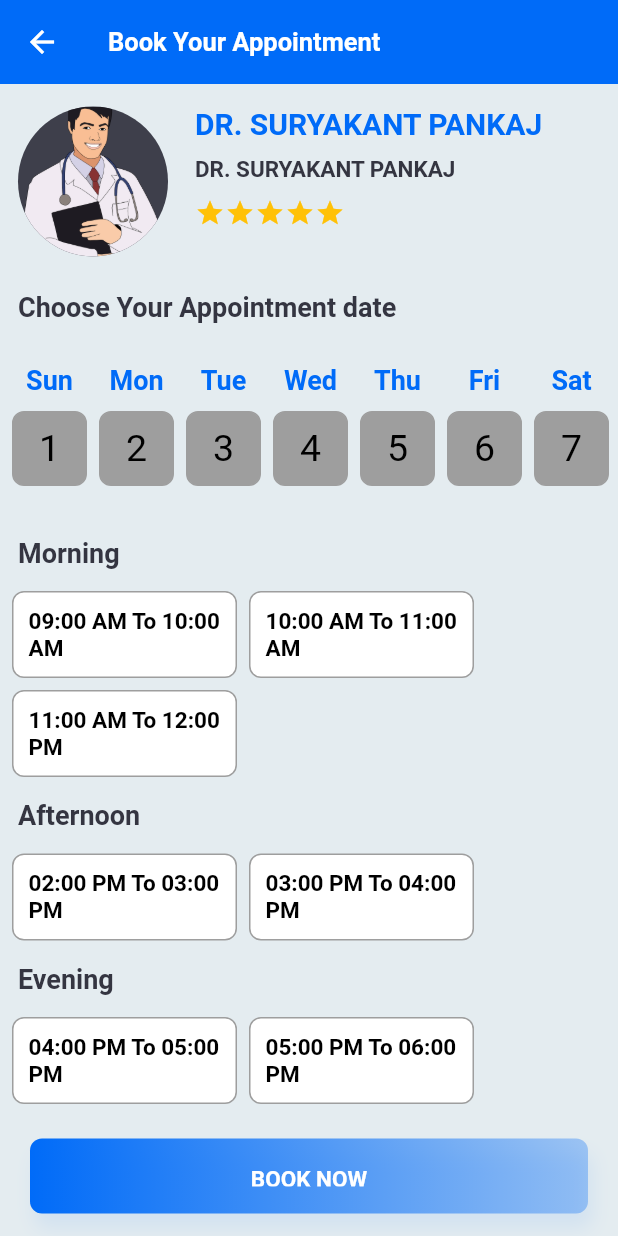
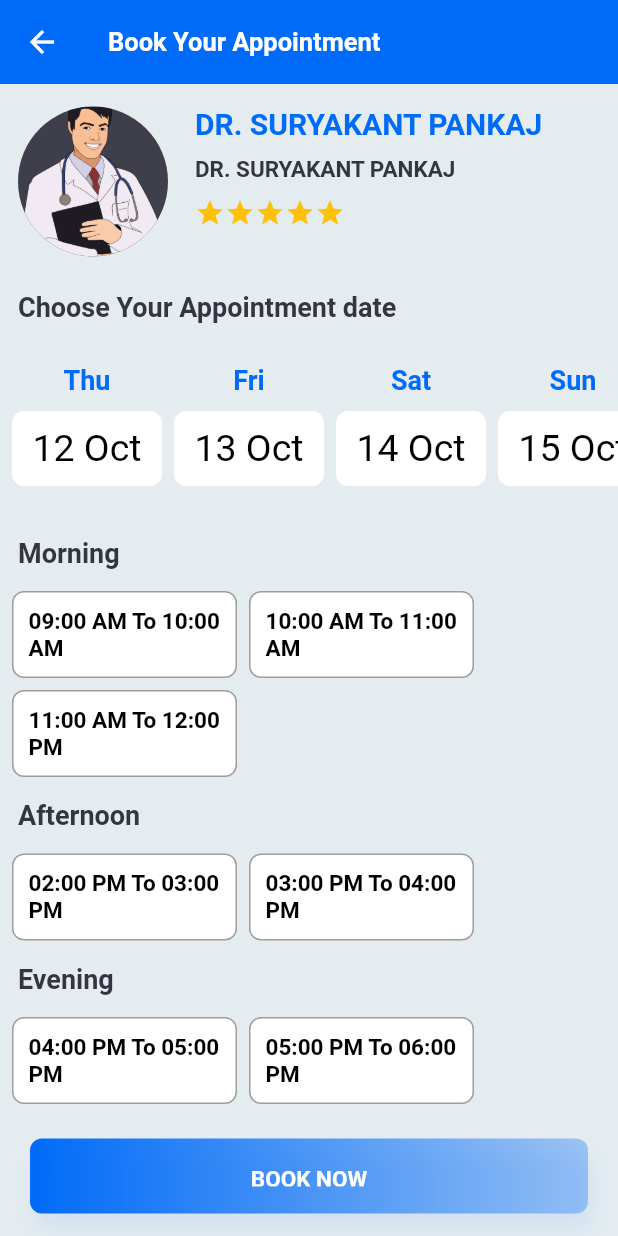
Before and after one commit to HitendraRathod10/Flutter-UI-Kit, a Flutter app: the SlotBooking screen opened directly, on a phone screen of 412 x 824 dp. Run offline on Flutter 3.47's test engine with Material 2 defaults, Android fonts, the phone set to English and light mode, and no system bars; drawn by our look-alikes of flutter_rating_bar; our stand-ins replace awesome_dialog, cached_network_image, carousel_slider, curved_navigation_bar, dots_indicator, flutter_html and 7 more; missing offline and left inert: flutter_statusbarcolor_ns; accounts and stored records are empty; generated files the repository leaves out were written again.

Commit message:
slot booking screen changes

```diff
--- a/lib/Modules/medical/homeScreen/slotBooking.dart
+++ b/lib/Modules/medical/homeScreen/slotBooking.dart
@@ -3,6 +3,7 @@ import 'package:flutter_rating_bar/flutter_rating_bar.dart';
 import 'package:flutter_ui_kit/Modules/medical/Utils/app_color.dart';
 import 'package:flutter_ui_kit/Modules/medical/Utils/app_image.dart';
 import 'package:fluttertoast/fluttertoast.dart';
+import 'package:intl/intl.dart';
 
 class SlotBooking extends StatefulWidget {
   const SlotBooking({super.key});
@@ -12,15 +13,9 @@ class SlotBooking extends StatefulWidget {
 }
 
 class _SlotBookingState extends State<SlotBooking> {
-List<String> weekday = [
-  "Mon",
-  "Tue",
-  "Wed",
-  "Thu",
-  "Fri",
-  "Sat",
-  "Sun"
-];
+  final currentDate = DateTime.now();
+  DateTime? date;
+  List<String> weekday = ["Mon", "Tue", "Wed", "Thu", "Fri", "Sat", "Sun"];
   List<String> morningSlot = [
     "09:00 AM To 10:00 AM",
     "10:00 AM To 11:00 AM",
@@ -29,7 +24,6 @@ List<String> morningSlot = [
   List<String> afternoonSlot = [
     "02:00 PM To 03:00 PM",
     "03:00 PM To 04:00 PM",
-
   ];
   List<String> eveningSlot = [
     "04:00 PM To 05:00 PM",
@@ -37,37 +31,52 @@ List<String> eveningSlot = [
     "06:00 PM To 07:00 PM",
     "07:00 PM To 08:00 PM",
   ];
-DateTime now = new DateTime.now();
+  List dates = [];
+  DateTime now = DateTime.now();
   late int selectedDay;
   String selectedSlot = "";
+  String? selectedDayForTiming;
+  String? selectedDayForWeekday;
+  final dayFormatter = DateFormat('dd');
+  final monthFormatter = DateFormat('MMM');
+  final weekDayFormatter = DateFormat('EEE');
+
+  methodForDate() {
+    // print("Total days ---> ${DateTime(now.year, now.month + 1, 0).day}");
+    // print("previous days --> ${now.day - 1}");
+    // print(
+    //     "output days --> ${DateTime(now.year, now.month + 1, 0).day - (now.day - 1)}");
+    for (var i = 0;
+        i < DateTime(now.year, now.month + 1, 0).day - (now.day - 1);
+        i++) {
+      date = currentDate.add(Duration(days: i));
+      setState(() {
+        dates.add(date);
+      });
+    }
+    // print("Dates length :: ${dates}");
+  }
+
   @override
   void initState() {
     // TODO: implement initState
     super.initState();
-
+    methodForDate();
     selectedDay = now.day;
-    // print("Total days ---> ${DateTime(now.year,now.month+1,0).day}");
-    // print("previous days --> ${now.day - 1}");
-    // print("output days --> ${DateTime(now.year,now.month+1,0).day - (now.day - 1)}");
-    // print("Day --> ${now.month}");
-    // print("Day --> ${now.year}");
-//     DateTime lastDayOfMonth = new DateTime(2023, 10, 1);
-//     print("Week Day --> ${lastDayOfMonth.weekday}");
-
+    // print("selectedDay $selectedDay");
   }
 
   @override
   Widget build(BuildContext context) {
     return Scaffold(
       backgroundColor: const Color(0xFFE4ECF0),
-      bottomNavigationBar: Container(
+      bottomNavigationBar: SizedBox(
         height: 80,
         // color: Colors.grey,
         child: GestureDetector(
-          onTap: (){
+          onTap: () {
             Fluttertoast.showToast(
-                msg:
-                "Your appointment has been booked successfully.",
+                msg: "Your appointment has been booked successfully.",
                 toastLength: Toast.LENGTH_SHORT,
                 gravity: ToastGravity.CENTER,
                 backgroundColor: Colors.green,
@@ -76,11 +85,10 @@ String selectedSlot = "";
             Navigator.of(context).pop();
           },
           child: Container(
-            margin: EdgeInsets.symmetric(
-                horizontal: 20, vertical: 15),
+            margin: const EdgeInsets.symmetric(horizontal: 20, vertical: 15),
             padding: const EdgeInsets.symmetric(vertical: 18.0),
             width: MediaQuery.of(context).size.width,
-            child: Center(
+            child: const Center(
                 child: Text(
               "BOOK NOW",
               style: TextStyle(
@@ -96,19 +104,21 @@ String selectedSlot = "";
                 ]),
                 boxShadow: [
                   BoxShadow(
-                      color:
-                      AppColor.primary_color.withAlpha(20),
+                      color: AppColor.primary_color.withAlpha(20),
                       blurRadius: 10,
-                      offset: Offset(3, 10))
+                      offset: const Offset(3, 10))
                 ]),
           ),
         ),
       ),
       appBar: AppBar(
-        title: Text("Book Your Appointment",style: TextStyle(color: Colors.white),),
+        title: const Text(
+          "Book Your Appointment",
+          style: TextStyle(color: Colors.white),
+        ),
         backgroundColor: AppColor.primary_color,
         elevation: 0,
-        iconTheme: IconThemeData(
+        iconTheme: const IconThemeData(
           color: Colors.white, //change your color here
         ),
       ),
@@ -120,11 +130,11 @@ String selectedSlot = "";
               mainAxisAlignment: MainAxisAlignment.start,
               crossAxisAlignment: CrossAxisAlignment.start,
               children: [
-                CircleAvatar(
+                const CircleAvatar(
                   backgroundImage: AssetImage(AppImage.medical_doctor),
                   radius: 50,
                 ),
-                SizedBox(
+                const SizedBox(
                   width: 10,
                 ),
                 Expanded(
@@ -143,12 +153,12 @@ String selectedSlot = "";
                       const SizedBox(
                         height: 10,
                       ),
-                      Text(
+                      const Text(
                         "DR. SURYAKANT PANKAJ",
-                        style:
-                            TextStyle(fontSize: 15, fontWeight: FontWeight.w700),
+                        style: TextStyle(
+                            fontSize: 15, fontWeight: FontWeight.w700),
                       ),
-                      SizedBox(
+                      const SizedBox(
                         height: 10,
                       ),
                       RatingBar.builder(
@@ -158,7 +168,7 @@ String selectedSlot = "";
                         minRating: 1,
                         direction: Axis.horizontal,
                         itemCount: 5,
-                        itemBuilder: (context, _) => Icon(
+                        itemBuilder: (context, _) => const Icon(
                           Icons.star,
                           color: Colors.amber,
                         ),
@@ -166,49 +176,81 @@ String selectedSlot = "";
                           print(rating);
                         },
                       ),
-
                     ],
                   ),
                 ))
               ],
             ),
           ),
-          Padding(
-            padding: const EdgeInsets.symmetric(horizontal: 12.0,vertical: 8),
-            child: Text("Choose Your Appointment date",style: TextStyle(fontSize: 18,fontWeight: FontWeight.w600),),
+          const Padding(
+            padding: EdgeInsets.symmetric(horizontal: 12.0, vertical: 8),
+            child: Text(
+              "Choose Your Appointment date",
+              style: TextStyle(fontSize: 18, fontWeight: FontWeight.w600),
             ),
-          SizedBox(height: 20,),
+          ),
+          const SizedBox(
+            height: 20,
+          ),
           SizedBox(
             height: 100,
-            child:   ListView.builder(itemCount: DateTime(now.year,now.month+1,0).day,scrollDirection: Axis.horizontal,itemBuilder: (context,index){
+            child: ListView.builder(
+                itemCount: dates.length,
+                scrollDirection: Axis.horizontal,
+                itemBuilder: (context, index) {
                   return GestureDetector(
-                onTap: (){
-
-                  if(index+1 < now.day){
-
-                  }else{
+                    onTap: () {
                       setState(() {
-                      selectedDay = index+1;
+                        selectedDay = index + 1;
                       });
-                  }
-
+                      selectedDayForTiming =
+                          weekDayFormatter.format(dates[index]);
+                      selectedDayForWeekday = dayFormatter.format(dates[index]);
+                      print("selectedDayForTiming $selectedDayForWeekday");
                     },
                     child: Container(
-                  margin: EdgeInsets.only(left: 8,right:DateTime(now.year,now.month+1,0).day-1 == index ?8:0 ),
+                      margin: EdgeInsets.only(
+                          left: 8, right: index == dates.length - 1 ? 8 : 0),
                       child: Column(
                         children: [
-                      Text(weekday[DateTime(now.year, now.month, index+1).weekday-1],style: TextStyle(fontSize: 18,fontWeight: FontWeight.bold,color: AppColor.primary_color),),
-                      SizedBox(height: 10,),
+                          Text(
+                            weekday[DateTime(
+                                        now.year,
+                                        now.month,
+                                        int.parse(
+                                            dayFormatter.format(dates[index])))
+                                    .weekday -
+                                1],
+                            style: const TextStyle(
+                                fontSize: 18,
+                                fontWeight: FontWeight.bold,
+                                color: AppColor.primary_color),
+                          ),
+                          const SizedBox(
+                            height: 10,
+                          ),
                           Container(
                             height: 50,
-                        width: 50,
-                        padding: EdgeInsets.all(8),
-                        decoration:BoxDecoration(
+                            width: 100,
+                            padding: const EdgeInsets.all(8),
+                            decoration: BoxDecoration(
                                 borderRadius: BorderRadius.circular(8),
-                            border: Border.all(color:selectedDay == index+1 ?AppColor.primary_color: Colors.grey),
-                            color: selectedDay == index+1 ? AppColor.primary_color :index+1 < now.day ? Colors.grey: Colors.white
-                        ),
-                        child: Center(child: Text((index+1).toString(),style: TextStyle(fontSize: 25,color: selectedDay == index+1 ? AppColor.white :index+1 < now.day ? Colors.black: AppColor.primary_color),)),
+                                border: Border.all(
+                                    color: selectedDay == index + 1
+                                        ? AppColor.primary_color
+                                        : AppColor.white),
+                                color: selectedDay == index + 1
+                                    ? AppColor.primary_color
+                                    : AppColor.white),
+                            child: Center(
+                                child: Text(
+                              "${dayFormatter.format(dates[index])} ${monthFormatter.format(dates[index])}",
+                              style: TextStyle(
+                                  fontSize: 25,
+                                  color: selectedDay == index + 1
+                                      ? AppColor.white
+                                      : AppColor.black),
+                            )),
                           )
                         ],
                       ),
@@ -216,9 +258,12 @@ String selectedSlot = "";
                   );
                 }),
           ),
-          Padding(
-            padding: const EdgeInsets.symmetric(horizontal: 12.0,vertical: 15),
-            child: Text("Morning",style: TextStyle(fontSize: 18,fontWeight: FontWeight.w600),),
+          const Padding(
+            padding: EdgeInsets.symmetric(horizontal: 12.0, vertical: 15),
+            child: Text(
+              "Morning",
+              style: TextStyle(fontSize: 18, fontWeight: FontWeight.w600),
+            ),
           ),
           Padding(
             padding: const EdgeInsets.symmetric(horizontal: 8.0),
@@ -226,57 +271,92 @@ String selectedSlot = "";
                 spacing: 8,
                 runSpacing: 8,
                 direction: Axis.horizontal,
-              children: List.generate(morningSlot.length, (index) => slot(text: morningSlot[index], onTap: ()=>setState(() {
+                children: List.generate(
+                    morningSlot.length,
+                    (index) => slot(
+                        text: morningSlot[index],
+                        onTap: () => setState(() {
                               selectedSlot = morningSlot[index];
-              })))
+                            })))),
+          ),
+          selectedDayForTiming == "Sunday"
+              ? const SizedBox()
+              : const Padding(
+                  padding: EdgeInsets.symmetric(horizontal: 12.0, vertical: 15),
+                  child: Text(
+                    "Afternoon",
+                    style: TextStyle(fontSize: 18, fontWeight: FontWeight.w600),
                   ),
                 ),
-         DateTime(now.year, now.month, selectedDay).weekday == 7 ? SizedBox() : const Padding(
-            padding: const EdgeInsets.symmetric(horizontal: 12.0,vertical: 15),
-            child: Text("Afternoon",style: TextStyle(fontSize: 18,fontWeight: FontWeight.w600),),
-          ),
-         DateTime(now.year, now.month, selectedDay).weekday == 7 ? SizedBox() : Padding(
+          selectedDayForTiming == "Sunday"
+              ? const SizedBox()
+              : Padding(
                   padding: const EdgeInsets.symmetric(horizontal: 8.0),
                   child: Wrap(
                       spacing: 8,
                       runSpacing: 8,
                       direction: Axis.horizontal,
-                children: List.generate(afternoonSlot.length, (index) => slot(text: afternoonSlot[index], onTap: ()=>setState(() {
+                      children: List.generate(
+                          afternoonSlot.length,
+                          (index) => slot(
+                              text: afternoonSlot[index],
+                              onTap: () => setState(() {
                                     selectedSlot = afternoonSlot[index];
-                })))
+                                  })))),
+                ),
+          selectedDayForTiming == "Sunday"
+              ? const SizedBox()
+              : const Padding(
+                  padding: EdgeInsets.symmetric(horizontal: 12.0, vertical: 15),
+                  child: Text(
+                    "Evening",
+                    style: TextStyle(fontSize: 18, fontWeight: FontWeight.w600),
                   ),
                 ),
-        DateTime(now.year, now.month, selectedDay).weekday == 7 ? SizedBox() :  const Padding(
-            padding:  EdgeInsets.symmetric(horizontal: 12.0,vertical: 15),
-            child: Text("Evening",style: TextStyle(fontSize: 18,fontWeight: FontWeight.w600),),
-          ),
-        DateTime(now.year, now.month, selectedDay).weekday == 7 ? SizedBox() :  Padding(
+          selectedDayForTiming == "Sunday"
+              ? const SizedBox()
+              : Padding(
                   padding: const EdgeInsets.symmetric(horizontal: 8.0),
                   child: Wrap(
                       spacing: 8,
                       runSpacing: 8,
                       direction: Axis.horizontal,
-                children: List.generate(eveningSlot.length, (index) => slot(text: eveningSlot[index], onTap: ()=>setState(() {
+                      children: List.generate(
+                          eveningSlot.length,
+                          (index) => slot(
+                              text: eveningSlot[index],
+                              onTap: () => setState(() {
                                     selectedSlot = eveningSlot[index];
-                })))
-            ),
+                                  })))),
                 )
         ],
       ),
     );
   }
-  Widget slot({required String text,required GestureTapCallback onTap}){
-    return       GestureDetector(
+
+  Widget slot({required String text, required GestureTapCallback onTap}) {
+    return GestureDetector(
       onTap: onTap,
       child: Container(
         width: 150,
-        padding: EdgeInsets.symmetric(horizontal: 10,vertical: 10),
-        decoration:BoxDecoration(
+        padding: const EdgeInsets.symmetric(horizontal: 10, vertical: 10),
+        decoration: BoxDecoration(
             borderRadius: BorderRadius.circular(8),
-            border: Border.all(color:selectedSlot == text ?AppColor.primary_color: Colors.grey),
-            color: selectedSlot == text ?AppColor.primary_color : Colors.white
+            border: Border.all(
+                color: selectedSlot == text
+                    ? AppColor.primary_color
+                    : Colors.grey),
+            color:
+                selectedSlot == text ? AppColor.primary_color : Colors.white),
+        child: Center(
+          child: Text(
+            text,
+            style: TextStyle(
+                fontSize: 15,
+                fontWeight: FontWeight.w700,
+                color: selectedSlot == text ? Colors.white : Colors.black),
           ),
-        child: Center(child: Text(text,style: TextStyle(fontSize: 15,fontWeight: FontWeight.w700,color:selectedSlot == text ?Colors.white:Colors.black),),),
+        ),
       ),
     );
   }
```
Lines whose indentation alone changed are shown as unchanged.
